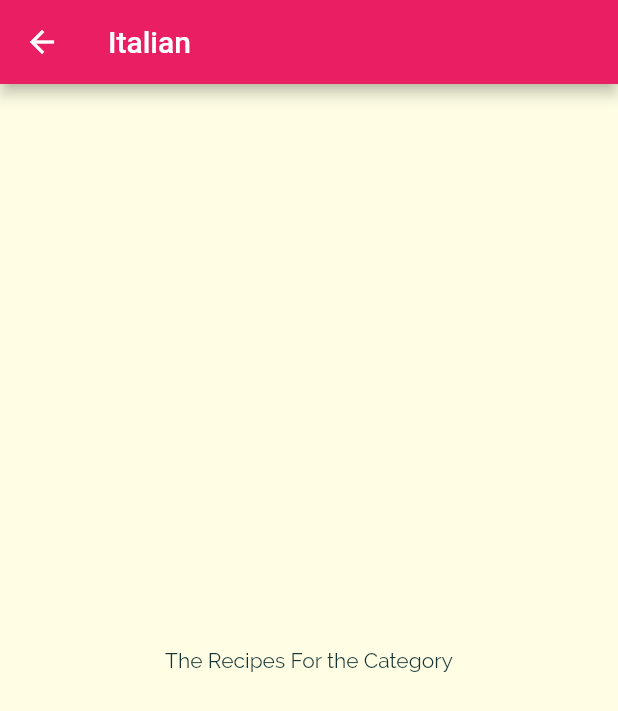
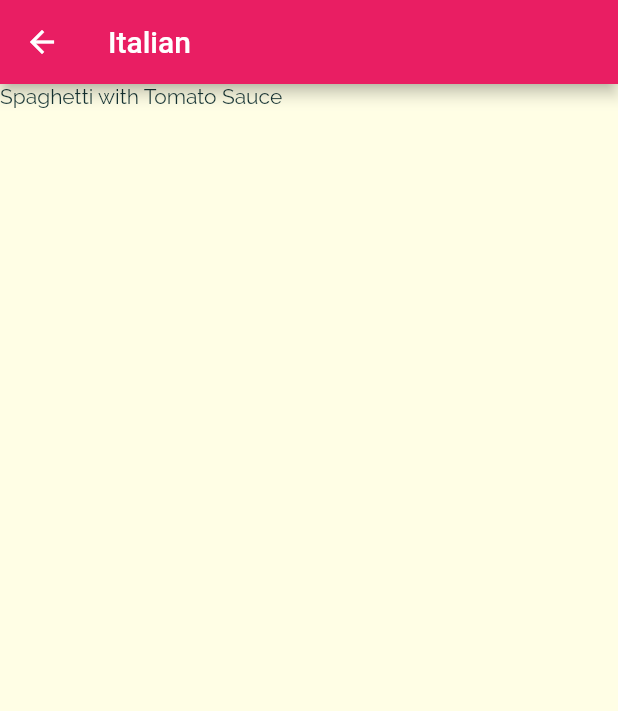
Before and after one commit to fakhruddin07/meals_app, a Flutter app: the screen it shows after launch, after a tap on "Italian", on a phone screen of 412 x 824 dp. Shown: the top 711 px of the screen. Run offline on Flutter 3.47's test engine with Material 2 defaults, Android fonts, the phone set to English and light mode, and no system bars.

Commit message:
Selecting Meals for a Chosen Category

```diff
--- a/lib/category_meals_screen.dart
+++ b/lib/category_meals_screen.dart
@@ -1,4 +1,5 @@
 import 'package:flutter/material.dart';
+import 'package:meals_app/dummy_data.dart';
 
 class CategoryMealsScreen extends StatelessWidget {
   // final String categoryId;
@@ -13,12 +14,18 @@ class CategoryMealsScreen extends StatelessWidget {
         ModalRoute.of(context)!.settings.arguments as Map<String, String>;
     final categoryTitle = routeArg["title"];
     final categoryId = routeArg["id"];
+    final categoryMeals = DUMMY_MEALS.where((meal) {
+      return meal.categories.contains(categoryId);
+    }).toList();
     return Scaffold(
       appBar: AppBar(
         title: Text(categoryTitle!),
       ),
-      body: const Center(
-        child: Text("The Recipes For the Category"),
+      body: ListView.builder(
+        itemCount: categoryMeals.length,
+        itemBuilder: (context, index) {
+          return Text(categoryMeals[index].title);
+        },
       ),
     );
   }
```
